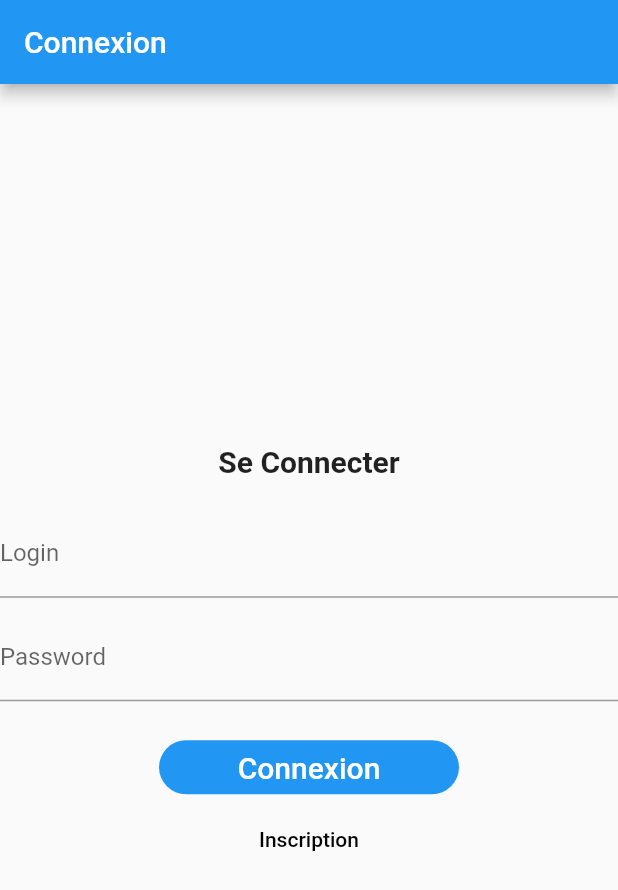
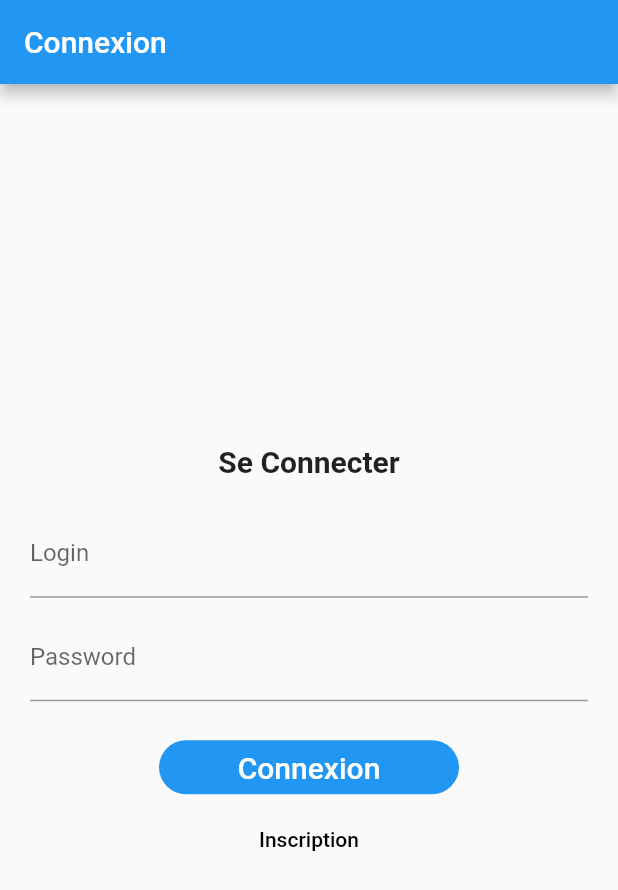
Before and after one commit to tonux/login-page-flutter, a Flutter app: the screen it shows after launch, on a phone screen of 412 x 824 dp. Shown: the top 890 px of the screen. Run offline on Flutter 3.47's test engine with Material 2 defaults, Android fonts, the phone set to English and light mode, and no system bars.

Commit message:
add padding

```diff
--- a/lib/main.dart
+++ b/lib/main.dart
@@ -16,7 +16,9 @@ class _LoginPageState extends State<LoginPage> {
         appBar: AppBar(
           title: Text('Connexion'),
         ),
-        body: Column(
+        body: Padding(
+          padding: EdgeInsets.all(20),
+          child: Column(
             mainAxisAlignment: MainAxisAlignment.center,
             mainAxisSize: MainAxisSize.max,
             children: <Widget>[
@@ -65,6 +67,7 @@ class _LoginPageState extends State<LoginPage> {
             ],
           ),
         ),
+      ),
     );
   }
 }
```
Lines whose indentation alone changed are shown as unchanged.
